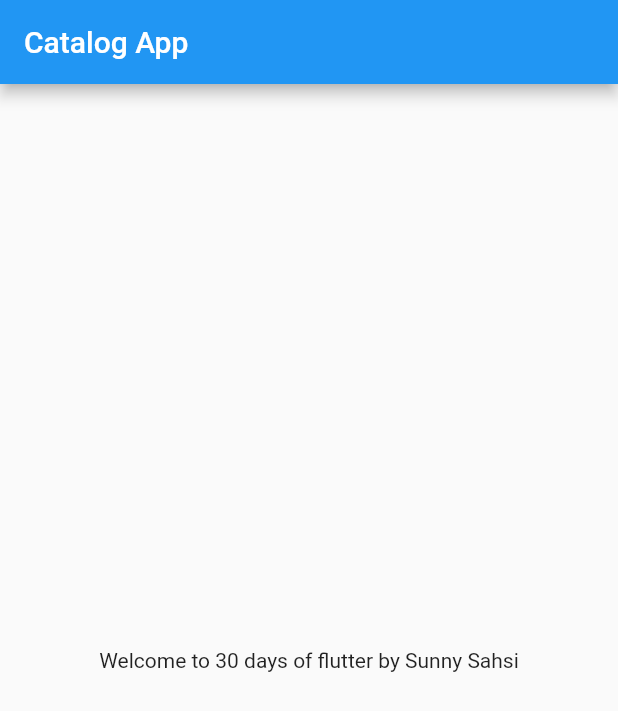
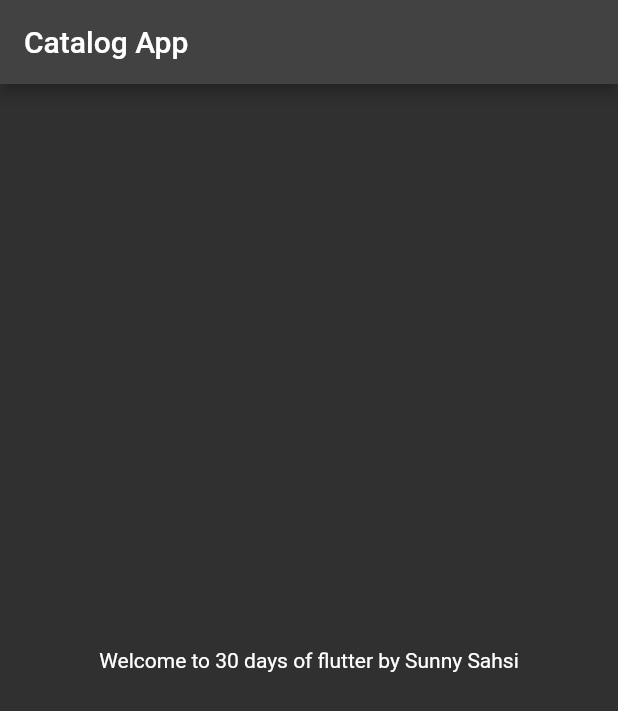
Before and after one commit to sahsisunny/flutter_practice, a Flutter app: the screen it shows after launch, on a phone screen of 412 x 824 dp. Shown: the top 711 px of the screen. Run offline on Flutter 3.47's test engine with Material 2 defaults, Android fonts, the phone set to English and light mode, and no system bars.

Commit message:
chapter 3 completed

```diff
--- a/lib/main.dart
+++ b/lib/main.dart
@@ -1,6 +1,8 @@
 import 'package:flutter/material.dart';
+import 'package:flutter_catalog/pages/login_page.dart';
 
-import 'home_page.dart';
+import 'pages/home_page.dart';
+import 'pages/about_page.dart';
 
 void main() {
   runApp(MyApp());
@@ -10,7 +12,18 @@
   @override
   Widget build(BuildContext context) {
     return MaterialApp(
-      home: HomePage(), // HomePage is a class defined in home_page.dart
-    );
+        themeMode: ThemeMode.dark,
+        theme: ThemeData(
+          primarySwatch: Colors.deepPurple,
+        ),
+        darkTheme: ThemeData(
+          brightness: Brightness.dark,
+        ),
+        initialRoute: "/home",
+        routes: {
+          "/": (context) => HomePage(),
+          "/about": (context) => AboutPage(),
+          "/login": (context) => LoginPage(),
+        });
   }
 }
--- a/lib/home_page.dart
+++ b/lib/pages/home_page.dart
@@ -8,12 +8,10 @@
 
     return Scaffold(
       appBar: AppBar(
-        title: Text("Catalog App"),
+        title: const Text("Catalog App"),
       ),
       body: Center(
-        child: Container(
-          child: Text("Welcome to $days days of flutter by $name"),
-        ),
+        child: Text("Welcome to $days days of flutter by $name"),
       ),
     );
   }
```
Also changed, not shown: lib/pages/about_page.dart (added, +16 -0 lines), lib/pages/login_page.dart (added, +20 -0 lines), 1 other file.
